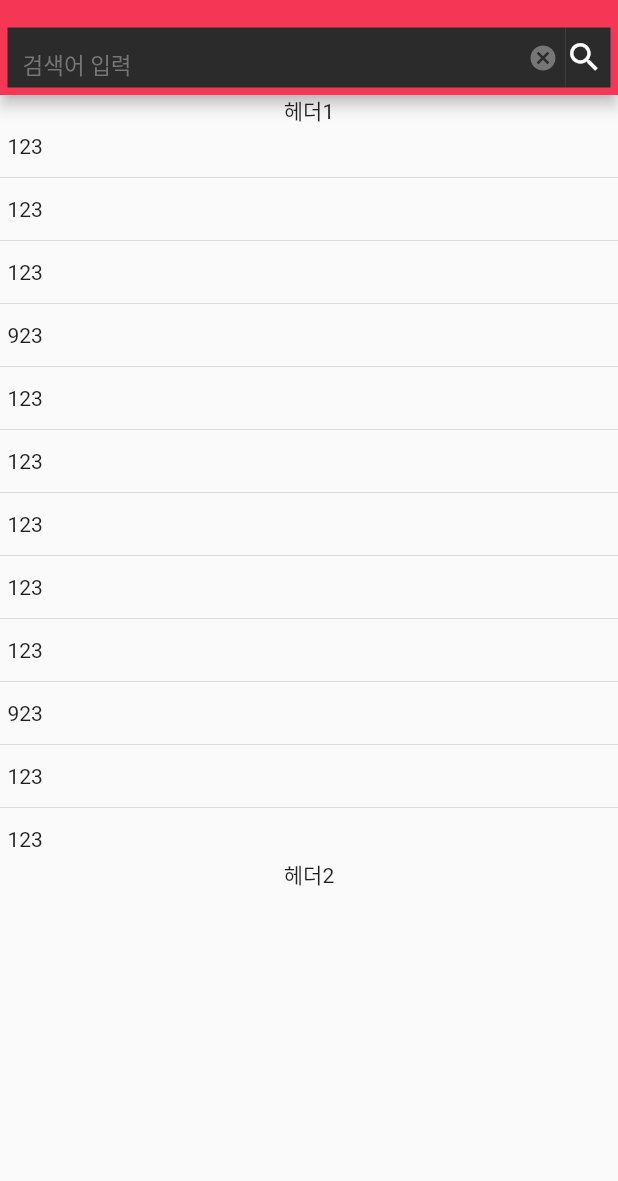
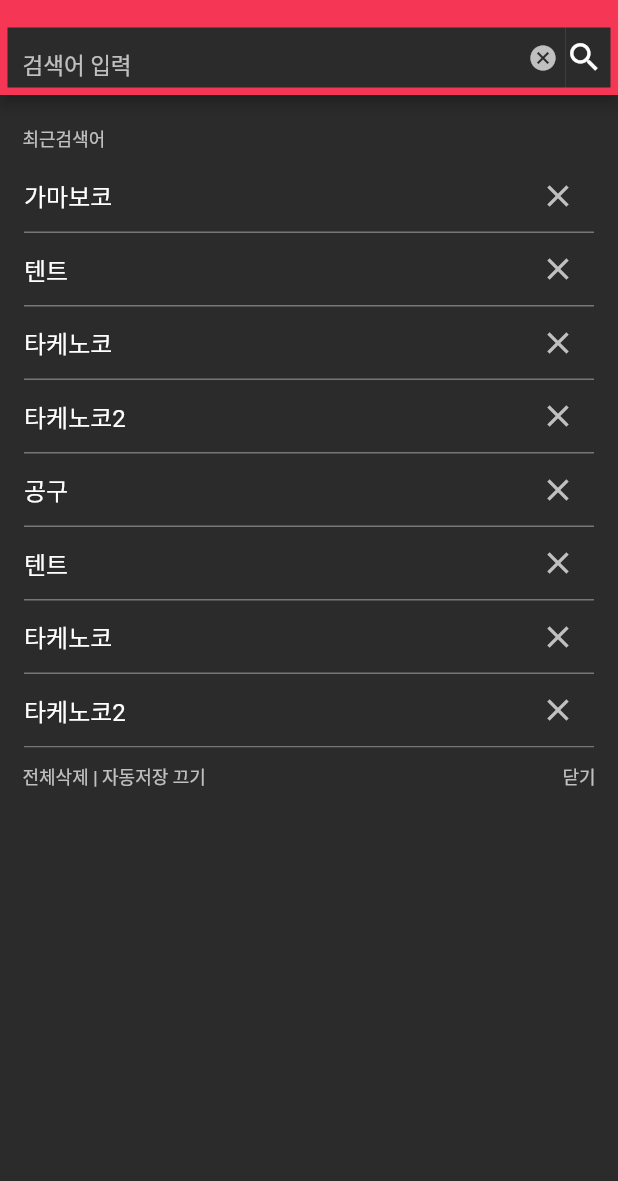
Before and after one commit to naruduru/neat_cafe, a Flutter app: the Search screen opened directly, on a phone screen of 412 x 824 dp, the part 55-1236 px from its top. Run offline on Flutter 3.47's test engine with Material 2 defaults, Android fonts, the phone set to English and light mode, and no system bars; Roboto replaces fonts that are missing (NanumGothic).

Commit message:
검색위젯 UI 완료

```diff
--- a/lib/screens/search.dart
+++ b/lib/screens/search.dart
@@ -9,7 +9,16 @@ class Search extends StatefulWidget {
 
 class _SearchState extends State<Search> {
 
-  final List<String> entries = <String>['123','123', '123','923','123','123','123','123','123','923','123','123'];
+  final List<String> entries = <String>[
+    '가마보코',
+    '텐트',
+    '타케노코',
+    '타케노코2',
+    '공구',
+    '텐트',
+    '타케노코',
+    '타케노코2',
+  ];
 
   @override
   Widget build(BuildContext context) {
@@ -49,13 +58,13 @@ class _SearchState extends State<Search> {
                           filled : true,
                           fillColor: const Color(0xff2b2b2b),
                           hintText: '검색어 입력',
-                          hintStyle : const TextStyle(color: Color(0xff767676), fontFamily: 'NanumGothic',),
+                          hintStyle : const TextStyle(color: Colors.white70, fontFamily: 'NanumGothic',),
                           suffixIcon: IconButton(
                             padding: EdgeInsets.zero, // 패딩 설정
                             constraints: const BoxConstraints(), // constraints
                             color: Colors.blue,
                             alignment: Alignment.centerRight,
-                            icon: const Icon(Icons.cancel, size: 20, color: Color(0xff767676)),
+                            icon: const Icon(Icons.cancel, size: 20, color: Colors.white70),
                             onPressed: () { },
                           ),
                           contentPadding: const EdgeInsets.fromLTRB(5, 0, 0, 0),
@@ -89,24 +98,76 @@ class _SearchState extends State<Search> {
           ),
         ),
       ),
-      body: Column(
+      body: Container(
+        decoration: const BoxDecoration(
+          color: Color(0xff2b2b2b),
+        ),
+        child: Column(
+          crossAxisAlignment: CrossAxisAlignment.stretch,
           children: [
-          const Text('헤더1'),
-          SingleChildScrollView(
-            child: ListView.separated(
+            Container(
+              color: const Color(0xff2b2b2b),
+              child: const Padding(
+                padding: EdgeInsets.only(left: 15, top: 20, right: 15, bottom: 5),
+                child: Text('최근검색어', style: TextStyle(fontSize: 12, color: Colors.white70, fontFamily: 'NanumGothic',)),
+              ),
+            ),
+            Flexible(
+              child: Container(
+                color: const Color(0xff2b2b2b),
+                child: Padding(
+                  padding: const EdgeInsets.only(left: 16, top: 0, right: 16, bottom: 0),
+                  child: ListView.builder(
                     shrinkWrap: true,
                     itemCount: entries.length,
                     itemBuilder: (BuildContext context, int index) {
                       return Container(
-                  padding: const EdgeInsets.all(5),
-                  child: Text(entries[index]),
+                        decoration: const BoxDecoration(
+                          border: Border(
+                            bottom: BorderSide(
+                              width: 1,
+                              color: Color(0xff767676)
+                            ),
+                          ), // This will create top borders for the rest
+                        ),
+                        child: ListTile(
+                          contentPadding: const EdgeInsets.all(0),
+                          dense: true,
+                          title: Text(entries[index], style: const TextStyle(fontSize: 16, color: Colors.white, fontFamily: 'NanumGothic',)),
+                          trailing: IconButton(
+                            icon: const Icon(Icons.clear, color: Colors.white70,),
+                            onPressed: () {
+                            },
+                          ),
+                        ),
                       );
                     },
-              separatorBuilder: (BuildContext context, int index) => const Divider(),
                   ),
                 ),
-          const Text('헤더2'),
+              ),
+            ),
+            Row(
+              children: [
+                Expanded(
+                child: Container(
+                    color: const Color(0xff2b2b2b),
+                    child: const Padding(
+                      padding: EdgeInsets.only(left: 15, top: 10, right: 15, bottom: 10),
+                      child: Text('전체삭제 | 자동저장 끄기', style: TextStyle(fontSize: 12, color: Colors.white70, fontFamily: 'NanumGothic',)),
+                    ),
+                  ),
+                ),
+                Container(
+                  color: const Color(0xff2b2b2b),
+                  child: const Padding(
+                    padding: EdgeInsets.only(left: 15, top: 10, right: 15, bottom: 10),
+                    child: Text('닫기', style: TextStyle(fontSize: 12, color: Colors.white70, fontFamily: 'NanumGothic',)),
+                  ),
+                ),
               ],
+            )
+          ],
+        ),
       ),
     );
   }
```
Lines whose indentation alone changed are shown as unchanged.
